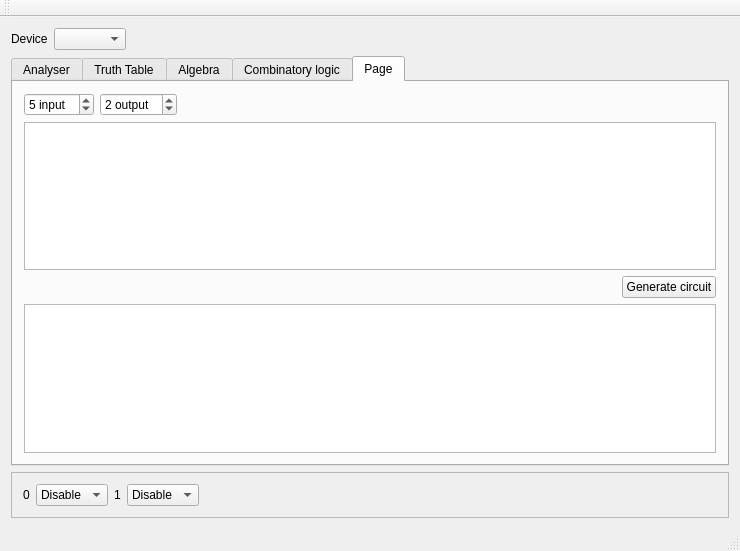
Old version of the form mainwindow.ui in the repository Elv13/Electronic-binary-logic-tools.
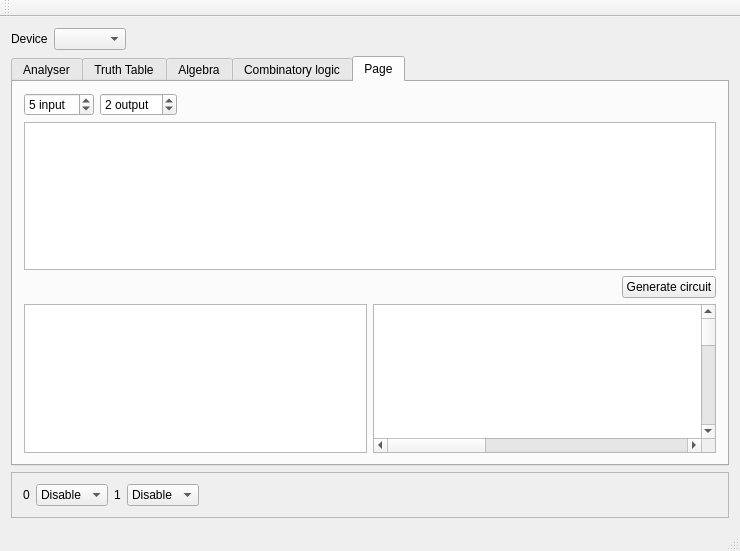
New version of the form.

Commit message: Add basic graphic view for circuits

What changed in the file:
```diff
--- a/mainwindow.ui
+++ b/mainwindow.ui
@@ -374,7 +374,32 @@
          </layout>
         </item>
         <item>
-         <widget class="QTextEdit" name="txtOutTest"/>
+         <layout class="QHBoxLayout" name="horizontalLayout_10">
+          <item>
+           <widget class="QTextEdit" name="txtOutTest"/>
+          </item>
+          <item>
+           <widget class="QGraphicsView" name="graphicsView">
+            <property name="maximumSize">
+             <size>
+              <width>16777215</width>
+              <height>500</height>
+             </size>
+            </property>
+            <property name="sceneRect">
+             <rectf>
+              <x>0.000000000000000</x>
+              <y>0.000000000000000</y>
+              <width>1000.000000000000000</width>
+              <height>1000.000000000000000</height>
+             </rectf>
+            </property>
+            <property name="dragMode">
+             <enum>QGraphicsView::RubberBandDrag</enum>
+            </property>
+           </widget>
+          </item>
+         </layout>
         </item>
        </layout>
       </widget>
```
The commit also changes 8 other files.
